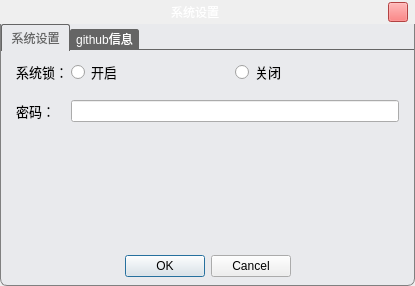
Qt form gui/settingDialog.ui (WatsonJay/tomato_farm) before a commit.
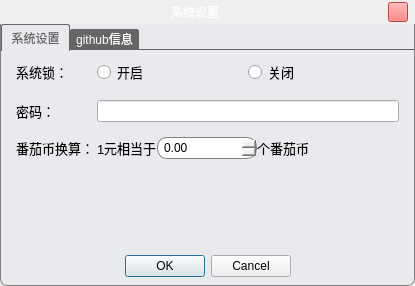
The same form after that commit. Icons and pictures are not drawn.

Patch:
```diff
--- a/gui/settingDialog.ui
+++ b/gui/settingDialog.ui
@@ -291,6 +291,113 @@
           <item row="1" column="1">
            <widget class="QLineEdit" name="lineEdit"/>
           </item>
+          <item row="2" column="0">
+           <widget class="QLabel" name="label_3">
+            <property name="font">
+             <font>
+              <family>Microsoft YaHei UI</family>
+              <pointsize>10</pointsize>
+             </font>
+            </property>
+            <property name="text">
+             <string>番茄币换算：</string>
+            </property>
+           </widget>
+          </item>
+          <item row="2" column="1">
+           <layout class="QHBoxLayout" name="horizontalLayout_3">
+            <item>
+             <widget class="QLabel" name="label_4">
+              <property name="font">
+               <font>
+                <family>Microsoft YaHei UI</family>
+                <pointsize>10</pointsize>
+               </font>
+              </property>
+              <property name="text">
+               <string>1元相当于</string>
+              </property>
+              <property name="alignment">
+               <set>Qt::AlignLeading|Qt::AlignLeft|Qt::AlignVCenter</set>
+              </property>
+             </widget>
+            </item>
+            <item>
+             <widget class="QDoubleSpinBox" name="tomatoRateSpinBox">
+              <property name="minimumSize">
+               <size>
+                <width>100</width>
+                <height>0</height>
+               </size>
+              </property>
+              <property name="styleSheet">
+               <string notr="true">QSpinBox,QDoubleSpinBox{
+	border:1px solid gray;
+	border-radius:10px;
+	padding:2px 4px;
+}
+
+/*spinbox 抬起样式*/
+QDoubleSpinBox::up-button,QSpinBox::up-button {
+	subcontrol-origin:border;
+    subcontrol-position:right;
+    image: url(:/icon/add.png);
+    width: 16px;
+    height: 20px;       
+}
+QDoubleSpinBox::down-button,QSpinBox::down-button {
+    subcontrol-origin:border;
+    subcontrol-position:left;
+    border-image: url(:/icon/remove.png);
+    width: 16px;
+    height: 17px;
+}
+/*按钮按下样式*/
+QDoubleSpinBox::up-button:pressed,QSpinBox::up-button:pressed{
+	subcontrol-origin:border;
+    subcontrol-position:right;
+    image: url(:/icon/add.png);
+    width: 16px;
+    height: 20px;       
+}
+  
+QDoubleSpinBox::down-button:pressed,QSpinBox::down-button:pressed{
+    subcontrol-position:left;
+    image: url(:/icon/remove.png);
+    width: 16px;
+    height: 17px;
+}</string>
+              </property>
+             </widget>
+            </item>
+            <item>
+             <widget class="QLabel" name="label_5">
+              <property name="font">
+               <font>
+                <family>Microsoft YaHei UI</family>
+                <pointsize>10</pointsize>
+               </font>
+              </property>
+              <property name="text">
+               <string>个番茄币</string>
+              </property>
+             </widget>
+            </item>
+            <item>
+             <spacer name="horizontalSpacer_3">
+              <property name="orientation">
+               <enum>Qt::Horizontal</enum>
+              </property>
+              <property name="sizeHint" stdset="0">
+               <size>
+                <width>40</width>
+                <height>20</height>
+               </size>
+              </property>
+             </spacer>
+            </item>
+           </layout>
+          </item>
          </layout>
         </widget>
         <widget class="QWidget" name="gitTab">
```
Left out of the diff: 5 changed lines with no effect on the pictures.
